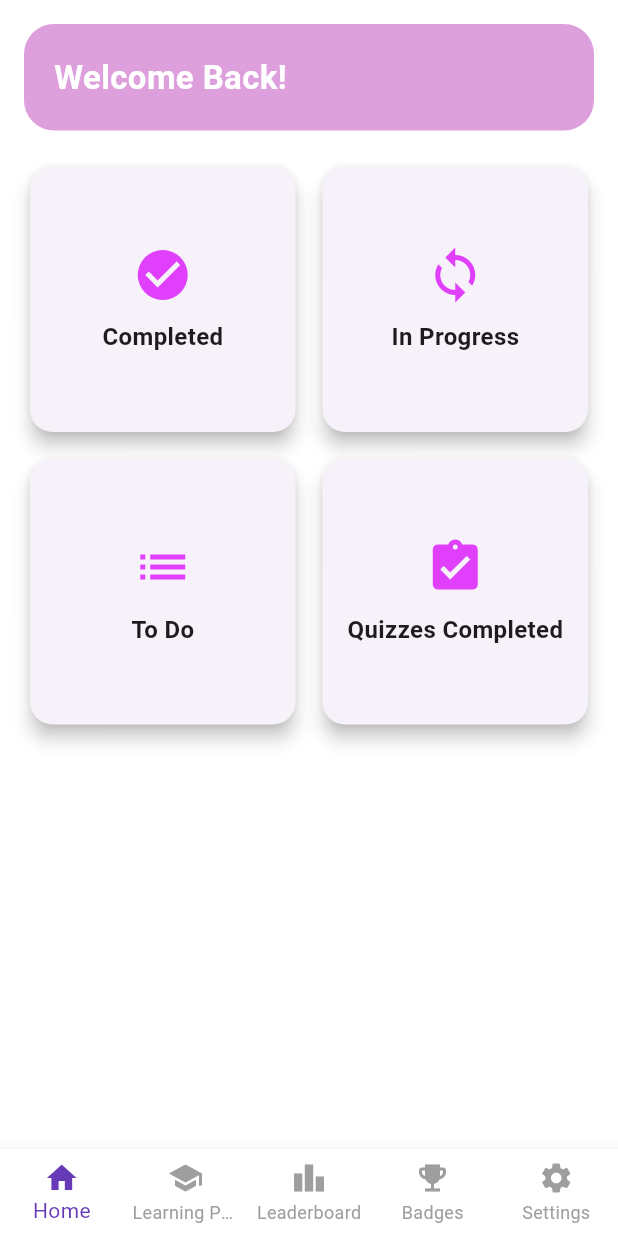
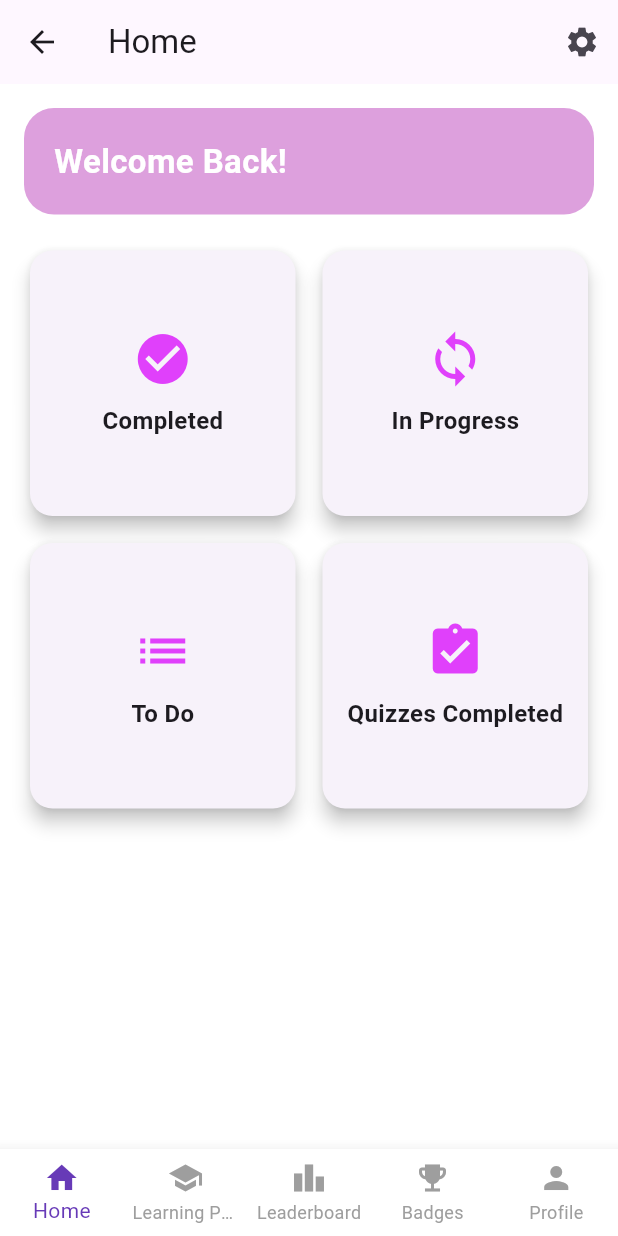
Before and after one commit to Sreeenandana/learnloop, a Flutter app: the HomePage screen opened by its route, on a phone screen of 412 x 824 dp. Run offline on Flutter 3.47's test engine with Material 3 defaults, Android fonts, the phone set to English and light mode, and no system bars; our stand-ins replace cloud_firestore, firebase_auth, firebase_core, firebase_storage, google_generative_ai, google_sign_in and 2 more; accounts and stored records are empty; network calls fail.

Commit message:
profilepage

```diff
--- a/lib/home.dart
+++ b/lib/home.dart
@@ -1,8 +1,9 @@
 import 'package:flutter/material.dart';
-import 'package:learnloop/settings.dart';
+import 'package:learnloop/profile.dart';
 import 'path.dart';
 import 'weekly_leaderboard.dart';
 import 'badges.dart';
+import 'settings.dart';
 
 class HomePage extends StatefulWidget {
   const HomePage({super.key});
@@ -19,7 +20,7 @@ class _HomePageState extends State<HomePage> {
     LearningPathPage(),
     WeeklyLeaderboard(),
     BadgesPage(),
-    SettingsPage(),
+    ProfilePage(), // Changed from SettingsPage to ProfilePage
   ];
 
   void _onItemTapped(int index) {
@@ -31,7 +32,26 @@ class _HomePageState extends State<HomePage> {
   @override
   Widget build(BuildContext context) {
     return Scaffold(
+      appBar: _selectedIndex == 0
+          ? AppBar(
+              title: const Text("Home"),
+              actions: [
+                IconButton(
+                  icon: const Icon(Icons.settings),
+                  onPressed: () {
+                    Navigator.push(
+                      context,
+                      MaterialPageRoute(
+                          builder: (context) => const SettingsPage()),
+                    );
+                  },
+                ),
+              ],
+            )
+          : null, // Show AppBar only on the Home tab
+
       body: _pages[_selectedIndex],
+
       bottomNavigationBar: BottomNavigationBar(
         items: const <BottomNavigationBarItem>[
           BottomNavigationBarItem(icon: Icon(Icons.home), label: 'Home'),
@@ -42,7 +62,7 @@ class _HomePageState extends State<HomePage> {
           BottomNavigationBarItem(
               icon: Icon(Icons.emoji_events), label: 'Badges'),
           BottomNavigationBarItem(
-              icon: Icon(Icons.settings), label: 'Settings'),
+              icon: Icon(Icons.person), label: 'Profile'), // Changed to Profile
         ],
         currentIndex: _selectedIndex,
         selectedItemColor: Colors.deepPurple,
@@ -68,12 +88,12 @@ class HomeScreen extends StatelessWidget {
             children: [
               Container(
                 width: double.infinity,
-                padding: EdgeInsets.all(20),
+                padding: const EdgeInsets.all(20),
                 decoration: BoxDecoration(
-                  color: Color(0xFFdda0dd),
+                  color: const Color(0xFFdda0dd),
                   borderRadius: BorderRadius.circular(20),
                 ),
-                child: Column(
+                child: const Column(
                   crossAxisAlignment: CrossAxisAlignment.start,
                   children: [
                     Text(
@@ -87,7 +107,7 @@ class HomeScreen extends StatelessWidget {
                   ],
                 ),
               ),
-              SizedBox(height: 20),
+              const SizedBox(height: 20),
               Expanded(
                 child: GridView.count(
                   crossAxisCount: 2,
@@ -109,7 +129,7 @@ class HomeScreen extends StatelessWidget {
     );
   }
 
-  Widget _buildFeatureCard(String title, IconData icon) {
+  static Widget _buildFeatureCard(String title, IconData icon) {
     return Card(
       elevation: 5,
       shape: RoundedRectangleBorder(borderRadius: BorderRadius.circular(15)),
@@ -117,9 +137,10 @@ class HomeScreen extends StatelessWidget {
         mainAxisAlignment: MainAxisAlignment.center,
         children: [
           Icon(icon, size: 40, color: Colors.purpleAccent),
-          SizedBox(height: 10),
+          const SizedBox(height: 10),
           Text(title,
-              style: TextStyle(fontSize: 16, fontWeight: FontWeight.bold)),
+              style:
+                  const TextStyle(fontSize: 16, fontWeight: FontWeight.bold)),
         ],
       ),
     );
```
Also changed, not shown: lib/profile.dart (added, +97 -0 lines), lib/quizcontent.dart (+46 -19 lines), lib/settings.dart (+6 -5 lines).
